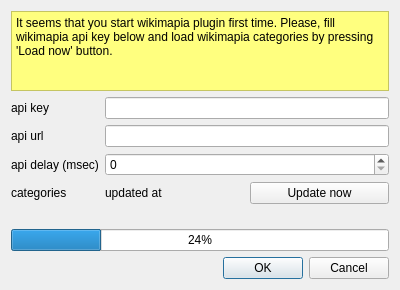
This is ui_wikimapia_settings.ui in cybernetlab/qgis_wikimapia as Qt 5 draws it before an edit. The edited form follows.
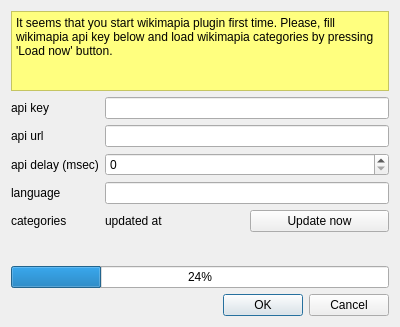
This is the edited form. Icons and pictures are not drawn.

Commit message: wikimapia regions refactored

Diff of the .ui file:
```diff
--- a/ui_wikimapia_settings.ui
+++ b/ui_wikimapia_settings.ui
@@ -7,7 +7,7 @@
     <x>0</x>
     <y>0</y>
     <width>400</width>
-    <height>290</height>
+    <height>327</height>
    </rect>
   </property>
   <property name="windowTitle">
@@ -82,14 +82,14 @@
      <item row="2" column="1">
       <widget class="QSpinBox" name="apiDelayEdit"/>
      </item>
-     <item row="3" column="0">
+     <item row="4" column="0">
       <widget class="QLabel" name="categoriesUpdatedLabel">
        <property name="text">
         <string>categories</string>
        </property>
       </widget>
      </item>
-     <item row="3" column="1">
+     <item row="4" column="1">
       <layout class="QHBoxLayout" name="horizontalLayout">
        <item>
         <widget class="QLabel" name="categoriesLabel">
@@ -107,6 +107,16 @@
        </item>
       </layout>
      </item>
+     <item row="3" column="0">
+      <widget class="QLabel" name="languageLabel">
+       <property name="text">
+        <string>language</string>
+       </property>
+      </widget>
+     </item>
+     <item row="3" column="1">
+      <widget class="QLineEdit" name="languageEdit"/>
+     </item>
     </layout>
    </item>
    <item>
```
The commit also changes 9 other files.
